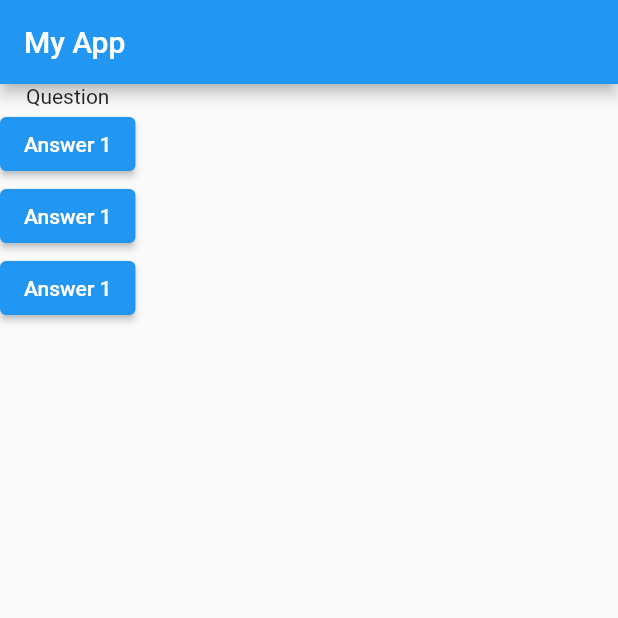
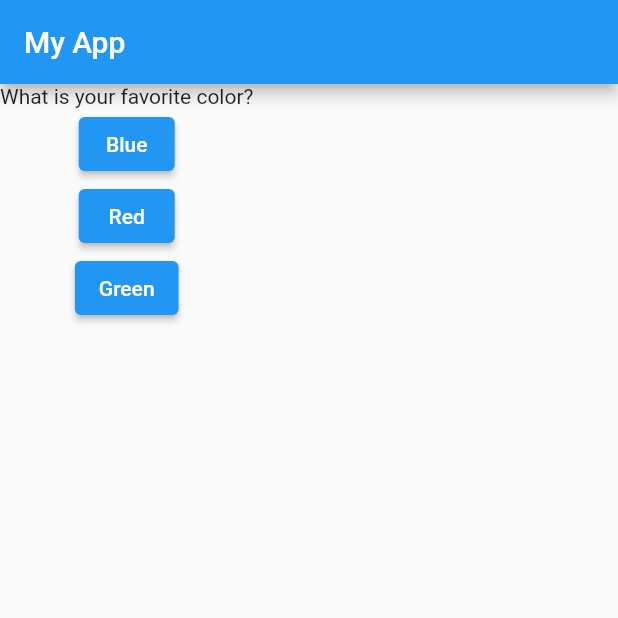
Before and after one commit to TomSnus/flutter_complete_guide, a Flutter app: the screen it shows after launch, on a phone screen of 412 x 824 dp, the top half of it. Run offline on Flutter 3.47's test engine with Material 2 defaults, Android fonts, the phone set to English and light mode, and no system bars.

Commit message:
add appstate

```diff
--- a/lib/main.dart
+++ b/lib/main.dart
@@ -4,13 +4,29 @@ void main(List<String> args) {
   runApp(MyApp());
 }
 
-class MyApp extends StatelessWidget {
-  void answerQuestion() {
-    print('answer chosen');
+var questionIndex = 0;
+
+class MyApp extends StatefulWidget {
+  @override
+  State<StatefulWidget> createState() {
+    return new MyAppState();
   }
+}
 
+class MyAppState extends State<MyApp> {
   @override
   Widget build(BuildContext context) {
+    var questions = [
+      'What is your favorite color?',
+      'What is your favorite animal?'
+    ];
+    void answerQuestion() {
+      setState(() {
+        questionIndex++;
+        print('answer chosen');
+      });
+    }
+
     return MaterialApp(
         home: new Scaffold(
       appBar: AppBar(
@@ -18,10 +34,10 @@ class MyApp extends StatelessWidget {
       ),
       body: Column(
         children: <Widget>[
-          Text('Question'),
-          ElevatedButton(onPressed: answerQuestion, child: Text('Answer 1')),
-          ElevatedButton(onPressed: answerQuestion, child: Text('Answer 1')),
-          ElevatedButton(onPressed: answerQuestion, child: Text('Answer 1'))
+          Text(questions.elementAt(questionIndex)),
+          ElevatedButton(onPressed: answerQuestion, child: Text('Blue')),
+          ElevatedButton(onPressed: answerQuestion, child: Text('Red')),
+          ElevatedButton(onPressed: answerQuestion, child: Text('Green'))
         ],
       ),
     ));
```
